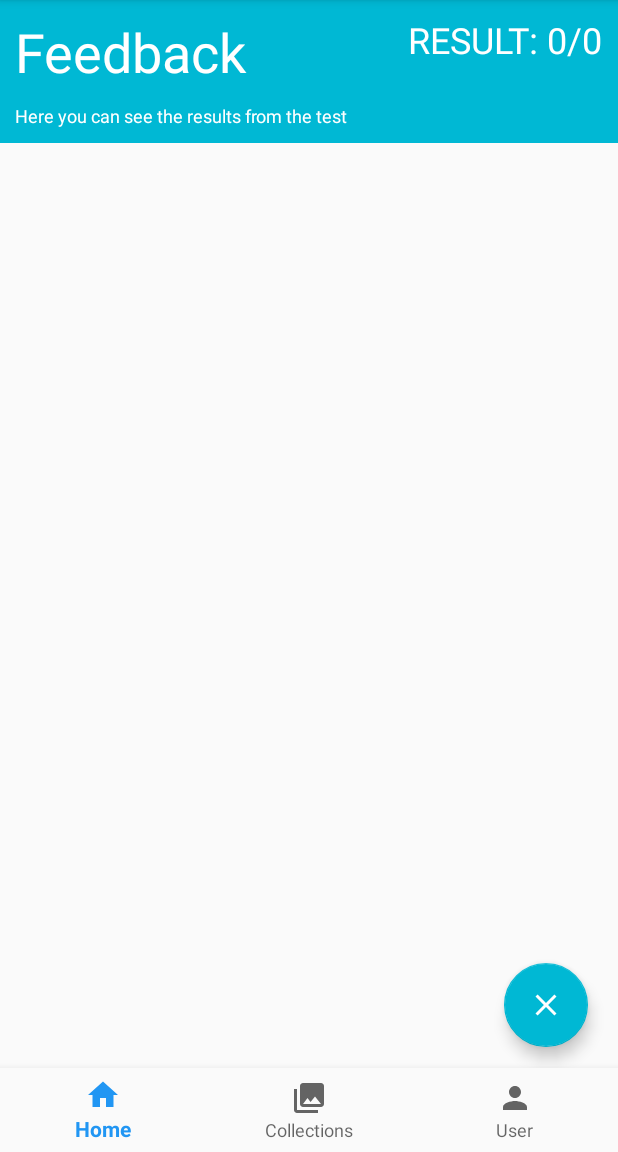
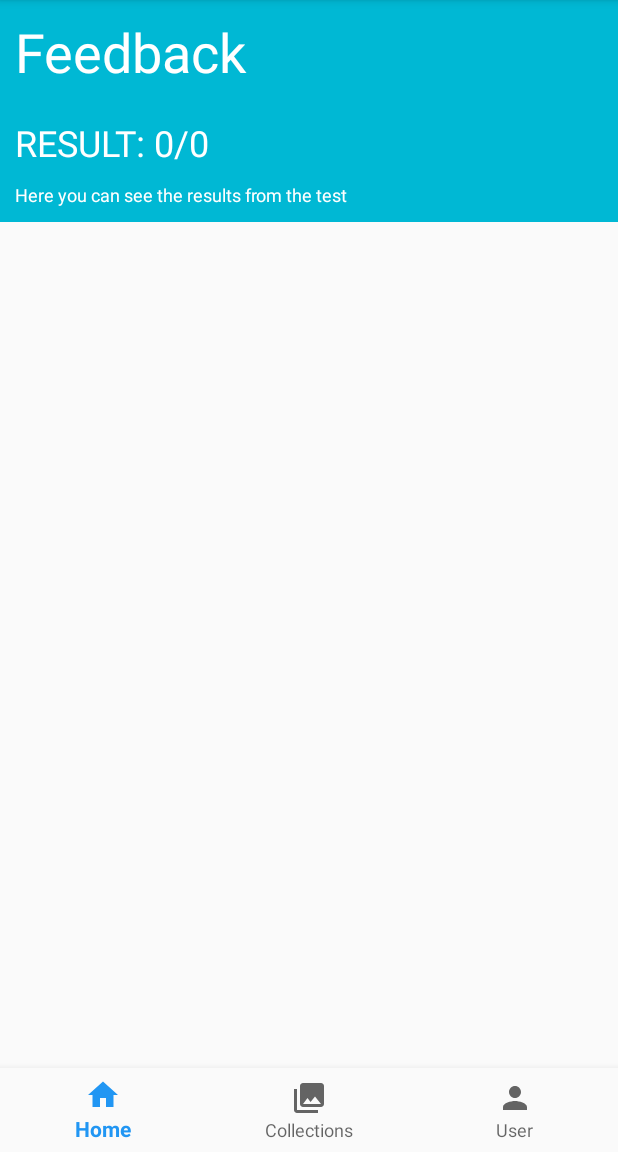
Before and after one commit to AGrefslie/REPIT_Project, an Android app: the QuizFeedback screen opened through its navigation route, on a phone screen of 412 x 824 dp, the part 84-1236 px from its top. Run offline under Robolectric (Android 15) with nearby library versions, the phone set to English and light mode, and no system bars; our stand-ins replace Firebase (no records; nobody signed in at launch, a user with empty details on screens opened directly), navigation-ui; libraries missing offline, so code that uses them is left out: com.firebase.ui; pictures from the network do not load; 1 statement that could not run was skipped.

Commit message:
fixed feedback layout and logic

```diff
--- a/app/src/main/java/com/example/repit_project/Models/Quiz.kt
+++ b/app/src/main/java/com/example/repit_project/Models/Quiz.kt
@@ -8,5 +8,5 @@ data class Quiz(@get:Exclude var uid : String = "0",
                 var description : String = "",
                 var image : String = "",
                 var public : Boolean = false,
-                val questions : List<Question> = emptyList()/*,
-                val user : FirebaseUser*/)
+                val questions : List<Question> = emptyList(),
+                val user : FirebaseUser)
--- a/app/src/main/java/com/example/repit_project/QuizFeedback.kt
+++ b/app/src/main/java/com/example/repit_project/QuizFeedback.kt
@@ -40,11 +40,6 @@ class QuizFeedback : Fragment() {
         wrongAnswer_recycler_view.adapter = WrongAnswerAdapter(mWrongAnswers)
         wrongAnswer_recycler_view.layoutManager = LinearLayoutManager(activity)
 
-        fabEndTest.setOnClickListener {
-            val action = QuizFeedbackDirections.actionQuizFeedbackToDestinationHome()
-            findNavController().navigate(action)
-        }
-
     }
 
 }
--- a/app/src/main/java/com/example/repit_project/answerTest_fragment.kt
+++ b/app/src/main/java/com/example/repit_project/answerTest_fragment.kt
@@ -84,6 +84,7 @@ class answerTest_fragment : Fragment() {
 
         correctAnswerList = ArrayList()
         wrongAnswerList = ArrayList()
+        resultFromQuiz = 0
     }
 
     companion object {
--- a/app/src/main/res/layout/fragment_feedback.xml
+++ b/app/src/main/res/layout/fragment_feedback.xml
@@ -1,7 +1,5 @@
 <?xml version="1.0" encoding="utf-8"?>
-<RelativeLayout xmlns:android="http://schemas.android.com/apk/res/android"
-    xmlns:app="http://schemas.android.com/apk/res-auto"
-    xmlns:tools="http://schemas.android.com/tools"
+<LinearLayout xmlns:android="http://schemas.android.com/apk/res/android"
     android:layout_width="match_parent"
     android:layout_height="match_parent"
     android:orientation="vertical">
@@ -11,55 +9,47 @@
         android:layout_width="match_parent"
         android:layout_height="wrap_content"
         android:background="@color/colorAccent"
+        android:padding="10sp"
+        android:text="Feedback"
         android:textColor="@android:color/white"
-        android:text="Feedback"
-        android:padding="10sp"
         android:textSize="36sp" />
 
     <TextView
         android:id="@+id/result"
-        android:layout_width="wrap_content"
+        android:layout_width="match_parent"
         android:layout_height="wrap_content"
+        android:padding="10sp"
+        android:text="RESULT"
+        android:background="@color/colorAccent"
         android:textColor="@android:color/white"
-        android:layout_alignParentEnd="true"
-        android:text="RESULT"
-        android:padding="10sp"
         android:textSize="24sp" />
 
     <TextView
         android:id="@+id/instructions"
         android:layout_width="match_parent"
         android:layout_height="wrap_content"
+        android:layout_marginBottom="20sp"
         android:background="@color/colorAccent"
+        android:paddingStart="10sp"
+        android:paddingEnd="10sp"
+        android:paddingBottom="10sp"
+        android:text="Here you can see the results from the test"
         android:textColor="@android:color/white"
-        android:text="Here you can see the results from the test"
-        android:layout_below="@id/header1"
-        android:paddingBottom="10sp"
-        android:paddingLeft="10sp"
-        android:layout_marginBottom="20sp"
         android:textSize="12sp" />
 
         <androidx.recyclerview.widget.RecyclerView
             android:id="@+id/correctAnswer_recycler_view"
             android:layout_width="match_parent"
-        android:layout_height="wrap_content"
-        android:layout_below="@+id/instructions"/>
+            android:layout_height="0dp"
+            android:layout_weight="1"
+            android:layout_marginBottom="10sp"/>
 
         <androidx.recyclerview.widget.RecyclerView
             android:id="@+id/wrongAnswer_recycler_view"
             android:layout_width="match_parent"
-        android:layout_height="wrap_content"
-        android:layout_below="@+id/correctAnswer_recycler_view"
-        />
-
-    <com.google.android.material.floatingactionbutton.FloatingActionButton
-        android:id="@+id/fabEndTest"
-        android:layout_width="wrap_content"
-        android:layout_height="wrap_content"
-        android:layout_alignParentBottom="true"
-        android:layout_alignParentEnd="true"
-        android:layout_margin="20sp"
-        app:srcCompat="@drawable/ic_x" />
+            android:layout_height="0dp"
+            android:layout_weight="1"
+            android:layout_marginBottom="10sp"/>
 
 
-</RelativeLayout>
+</LinearLayout>
```
Also changed, not shown: app/src/main/java/com/example/repit_project/create_test_fragment.kt (+5 -2 lines), app/src/main/java/com/example/repit_project/home_fragment.kt (+3 -25 lines). Lines whose indentation alone changed are shown as unchanged.
